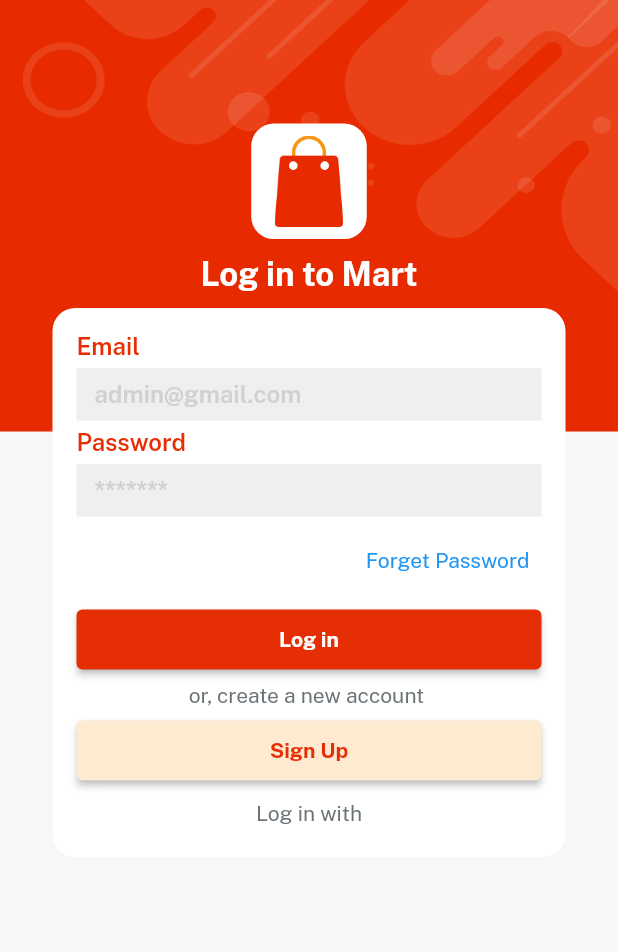
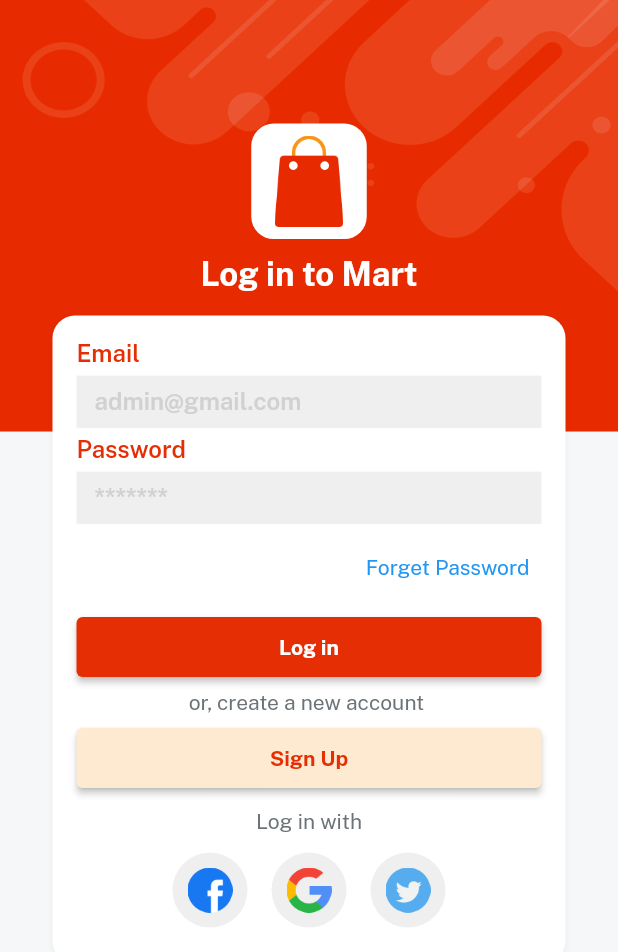
Before and after one commit to Chanuth-silva10/online-books-order-management-mobile-flutter-mobile-application-with-fully-functional-firebase-backe, a Flutter app: the screen it shows after launch, on a phone screen of 412 x 824 dp. Shown: the top 952 px of the screen. Run offline on Flutter 3.47's test engine with Material 2 defaults, Android fonts, the phone set to English and light mode, and no system bars; our stand-ins replace get, velocity_x.

Commit message:
complete login screen

```diff
--- /dev/null
+++ b/lib/consts/lists.dart
@@ -0,0 +1,3 @@
+import 'package:emart_app/consts/consts.dart';
+
+const socialIconList = [icFacebookLogo, icGoogleLogo, icTwitterLogo];
--- a/lib/views/auth_screen/login_screen.dart
+++ b/lib/views/auth_screen/login_screen.dart
@@ -1,9 +1,10 @@
+import 'package:emart_app/consts/lists.dart';
 import 'package:emart_app/widgets_common/applogo_widget.dart';
 import 'package:emart_app/widgets_common/custom_textfield.dart';
 import 'package:emart_app/widgets_common/our_button.dart';
-
-import '/consts/consts.dart';
-import '../../widgets_common/bg_widget.dart';
+import 'package:emart_app/consts/consts.dart';
+import 'package:emart_app/widgets_common/bg_widget.dart';
+import 'package:emart_app/widgets_common/bg_widget.dart';
 
 class LoginScreen extends StatelessWidget {
   const LoginScreen({super.key});
@@ -12,6 +13,7 @@ class LoginScreen extends StatelessWidget {
   Widget build(BuildContext context) {
     return bgWidget(
         child: Scaffold(
+      resizeToAvoidBottomInset: false,
       body: Center(
         child: Column(
           children: [
@@ -19,7 +21,7 @@ class LoginScreen extends StatelessWidget {
             applogoWidget(),
             10.heightBox,
             "Log in to $appname".text.fontFamily(bold).white.size(22).make(),
-            10.heightBox,
+            15.heightBox,
             Column(
               children: [
                 customTextField(hint: emailHint, title: email),
@@ -51,6 +53,22 @@ class LoginScreen extends StatelessWidget {
                 10.heightBox,
                 loginWith.text.color(fontGrey).make(),
                 5.heightBox,
+                Row(
+                  mainAxisAlignment: MainAxisAlignment.center,
+                  children: List.generate(
+                      3,
+                      (index) => Padding(
+                            padding: const EdgeInsets.all(8.0),
+                            child: CircleAvatar(
+                              backgroundColor: lightGrey,
+                              radius: 25,
+                              child: Image.asset(
+                                socialIconList[index],
+                                width: 30,
+                              ),
+                            ),
+                          )),
+                )
               ],
             )
                 .box
@@ -58,6 +76,7 @@ class LoginScreen extends StatelessWidget {
                 .rounded
                 .padding(const EdgeInsets.all(16))
                 .width(context.screenWidth - 70)
+                .shadowSm
                 .make()
           ],
         ),
```
